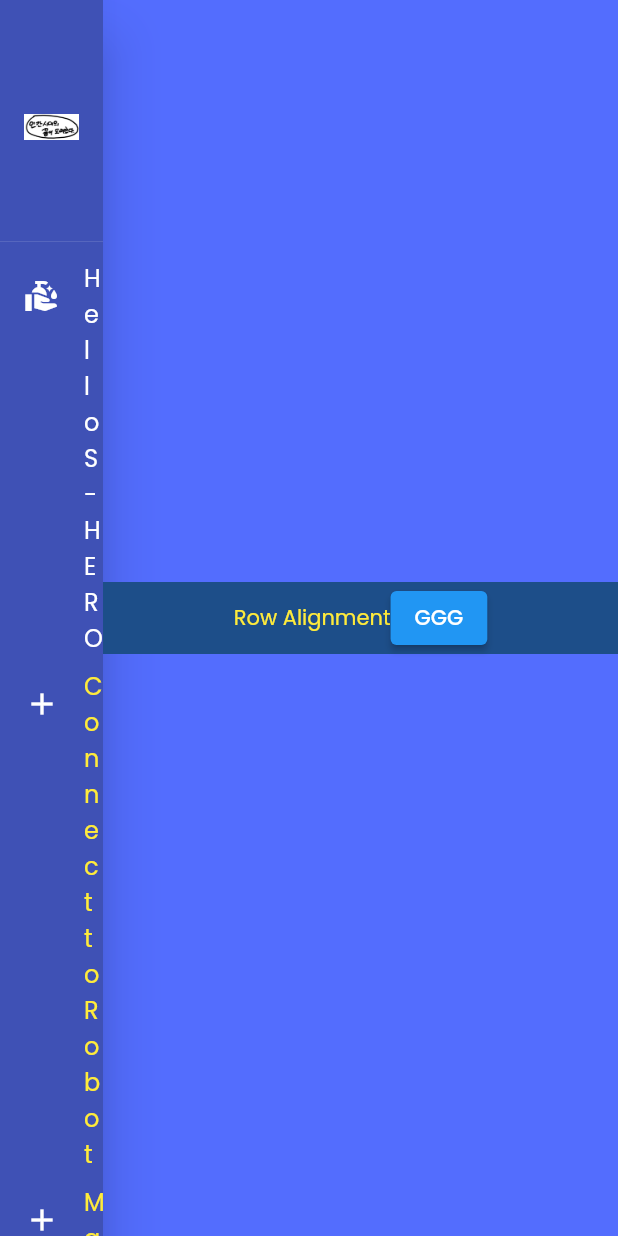
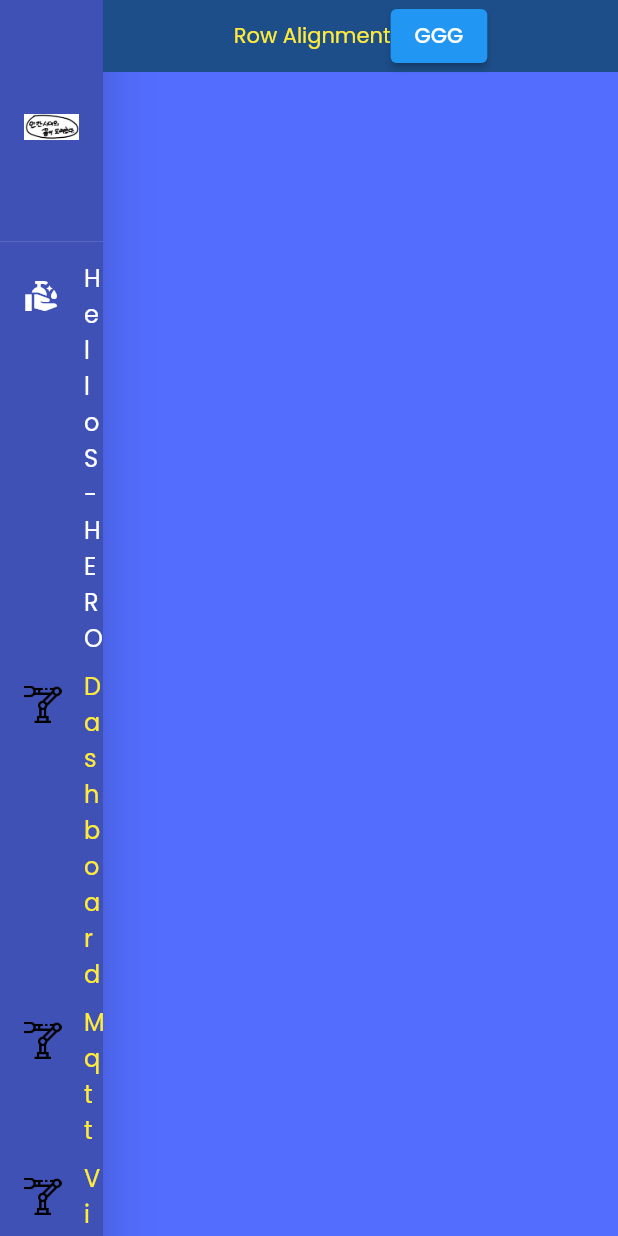
Before and after one commit to baldwinIV/robot_frontend, a Flutter app: the screen it shows after launch, after a tap on the "navigate next" icon, on a phone screen of 412 x 824 dp. Run offline on Flutter 3.47's test engine with Material 2 defaults, Android fonts, the phone set to English and light mode, and no system bars; our stand-ins replace google_fonts; missing offline and left inert: mqtt_client.

Commit message:
Menu 컴포넌트화

```diff
--- a/lib/main.dart
+++ b/lib/main.dart
@@ -1,6 +1,6 @@
 import 'package:flutter/material.dart';
 import 'package:google_fonts/google_fonts.dart';
-import 'package:robot_frontend/pages/SideMenu.dart';
+import 'package:robot_frontend/pages/MainBoard.dart';
 import 'package:provider/provider.dart';
 
 void main() {
@@ -42,8 +42,8 @@ class MyApp extends StatelessWidget {
               case '/':
                 return MaterialPageRoute(
                     builder: (_) => MyHomePage(title: "HelloDashboard"));
-              case '/SideMenu':
-                return MaterialPageRoute(builder: (_) => SideMenu());
+              case '/MainBoard':
+                return MaterialPageRoute(builder: (_) => MainBoard());
               default:
                 return MaterialPageRoute(
                     builder: (_) => MyHomePage(title: "error"));
@@ -77,7 +77,7 @@ class MyHomePage extends StatelessWidget {
             Image.asset("assets/logo/robot.png", width: 1000.0, height: 500.0),
             FloatingActionButton(
                 onPressed: () => {
-                      Navigator.pushNamed(context, '/SideMenu', arguments: {}),
+                      Navigator.pushNamed(context, '/MainBoard', arguments: {}),
                     },
                 tooltip: 'NextPage',
                 child: Icon(Icons.navigate_next))
--- /dev/null
+++ b/lib/menu_widget/Menu.dart
@@ -0,0 +1,82 @@
+import 'dart:ui';
+import 'package:flutter/material.dart';
+
+class Menu extends StatelessWidget {
+  @override
+  Widget build(BuildContext context) {
+    return Drawer(
+      child: SingleChildScrollView(
+        child: Column(
+          //default flex = 1, and it takes 1/6
+          children: [
+            DrawerHeader(child: Image.asset("assets/logo/logo.png")),
+            ListTile(
+              onTap: () => {},
+              horizontalTitleGap: 0.0,
+              leading: Icon(
+                Icons.clean_hands,
+                color: Colors.white,
+              ),
+              title: Text(
+                "Hello S-HERO",
+                style: TextStyle(color: Colors.white),
+              ),
+            ),
+            DrawerListTile(
+              title: "Dashboard",
+              press: () => {
+                // Navigator.pushNamed(context, '/dashboard', arguments: {}),
+              },
+            ),
+            DrawerListTile(
+              title: "Mqtt",
+              press: () => {
+                // Navigator.pushNamed(context, '/sensorboard', arguments: {}),
+              },
+            ),
+            DrawerListTile(
+              title: "View Parsed Map",
+              press: () => {
+                //Navigator.pushNamed(context, '/parsedmap', arguments: {}),
+              },
+            ),
+            DrawerListTile(
+              title: "History",
+              press: () => {
+                //Navigator.pushNamed(context, '/parsedmap', arguments: {}),
+              },
+            ),
+            DrawerListTile(
+              title: "Settings",
+              press: () => {
+                // Navigator.pushNamed(context, '/parsedmap', arguments: {}),
+              },
+            ),
+          ],
+        ),
+      ),
+    );
+  }
+}
+
+class DrawerListTile extends StatelessWidget {
+  const DrawerListTile({
+    Key? key,
+    required this.title,
+    required this.press,
+  }) : super(key: key);
+  final String title;
+  final VoidCallback press;
+
+  @override
+  Widget build(BuildContext context) {
+    return ListTile(
+        onTap: this.press,
+        horizontalTitleGap: 0.0,
+        leading: Image.asset(
+          "assets/logo/robot.png",
+          height: 25,
+        ),
+        title: Text(this.title));
+  }
+}
--- /dev/null
+++ b/lib/pages/MainBoard.dart
@@ -0,0 +1,28 @@
+import 'package:flutter/material.dart';
+import 'package:robot_frontend/menu_widget/SensorMqtt.dart';
+import 'package:robot_frontend/menu_widget/Menu.dart';
+import 'package:provider/provider.dart';
+
+class MainBoard extends StatelessWidget {
+
+  @override
+  Widget build(BuildContext context) {
+    return Scaffold(
+      body: SafeArea(
+          child: Row(
+            crossAxisAlignment: CrossAxisAlignment.start,
+            children: [
+              Expanded(
+                flex: 1,
+                child: Menu(),
+              ),
+              Expanded(
+                //여기에 뭐가 렌더링 되면 될듯!
+                flex: 5,
+                child: SensorMqtt(title: "Hello"),
+              )
+            ],
+          )),
+    );
+  }
+}
--- a/lib/pages/SideMenu.dart
+++ /dev/null
@@ -1,85 +0,0 @@
-import 'package:flutter/material.dart';
-import 'package:robot_frontend/main.dart';
-import 'package:robot_frontend/menu_widget/SensorMqtt.dart';
-import 'package:provider/provider.dart';
-
-class SideMenu extends StatelessWidget {
-  @override
-  Widget build(BuildContext context) {
-    return Scaffold(
-      body: SafeArea(
-          child: Row(
-        children: [
-          Expanded(
-            child: Drawer(
-              child: SingleChildScrollView(
-                child: Column(
-                  //default flex = 1, and it takes 1/6
-                  children: [
-                    DrawerHeader(child: Image.asset("assets/logo/logo.png")),
-                    ListTile(
-                      onTap: () => {},
-                      horizontalTitleGap: 0.0,
-                      leading: Icon(
-                        Icons.clean_hands,
-                        color: Colors.white,
-                      ),
-                      title: Text(
-                        "Hello S-HERO",
-                        style: TextStyle(color: Colors.white),
-                      ),
-                    ),
-                    DrawerListTile(
-                      title: "Connect to Robot",
-                      press: () {},
-                    ),
-                    DrawerListTile(
-                      title: "Mqtt",
-                      press: () {},
-                    ),
-                    DrawerListTile(
-                      title: "View Parsed Map",
-                      press: () {},
-                    ),
-                    DrawerListTile(
-                      title: "History",
-                      press: () {},
-                    ),
-                    DrawerListTile(
-                      title: "Settings",
-                      press: () {},
-                    ),
-                  ],
-                ),
-              ),
-            ),
-          ),
-          Expanded(
-            //여기에 뭐가 렌더링 되면 될듯!
-            flex: 5,
-            child: SensorMqtt(title: "Hello"),
-          )
-        ],
-      )),
-    );
-  }
-}
-
-class DrawerListTile extends StatelessWidget {
-  const DrawerListTile({
-    Key? key,
-    required this.title,
-    required this.press,
-  }) : super(key: key);
-  final String title;
-  final VoidCallback press;
-
-  @override
-  Widget build(BuildContext context) {
-    return ListTile(
-        onTap: this.press,
-        horizontalTitleGap: 0.0,
-        leading: Icon(Icons.add),
-        title: Text(this.title));
-  }
-}
```
Also changed, not shown: pubspec.lock.
